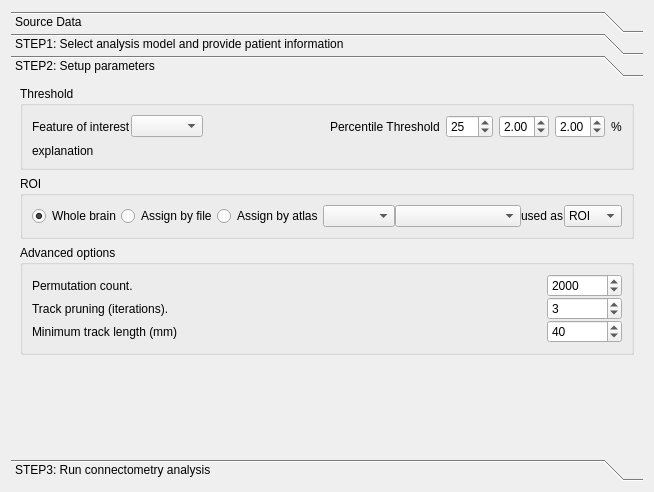
Above: tracking/vbc_dialog.ui from frankyeh/DSI-Studio before the change. Below: the same form after it.
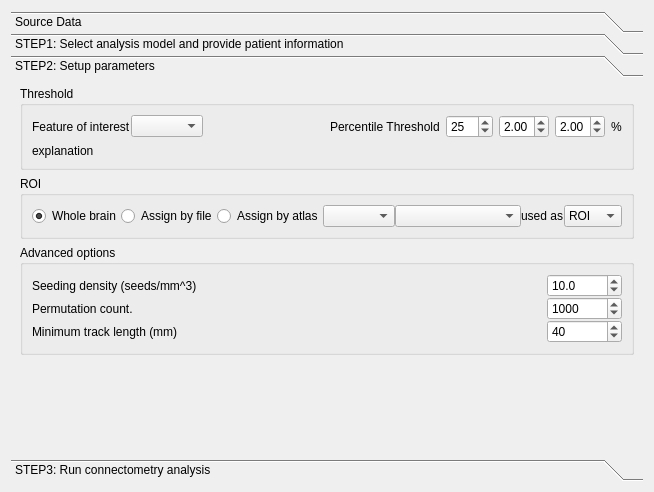
That is the form after the change. Icons and pictures are not drawn. Custom widgets are drawn as their Qt base class.

```diff
--- a/tracking/vbc_dialog.ui
+++ b/tracking/vbc_dialog.ui
@@ -831,6 +831,45 @@
              <property name="spacing">
               <number>0</number>
              </property>
+             <item>
+              <layout class="QHBoxLayout" name="horizontalLayout_5">
+               <property name="topMargin">
+                <number>0</number>
+               </property>
+               <item>
+                <widget class="QLabel" name="label_7">
+                 <property name="text">
+                  <string>Seeding density (seeds/mm^3)</string>
+                 </property>
+                </widget>
+               </item>
+               <item>
+                <widget class="QDoubleSpinBox" name="seeding_density">
+                 <property name="maximumSize">
+                  <size>
+                   <width>75</width>
+                   <height>16777215</height>
+                  </size>
+                 </property>
+                 <property name="decimals">
+                  <number>1</number>
+                 </property>
+                 <property name="minimum">
+                  <double>1.000000000000000</double>
+                 </property>
+                 <property name="maximum">
+                  <double>100.000000000000000</double>
+                 </property>
+                 <property name="singleStep">
+                  <double>0.500000000000000</double>
+                 </property>
+                 <property name="value">
+                  <double>10.000000000000000</double>
+                 </property>
+                </widget>
+               </item>
+              </layout>
+             </item>
              <item>
               <layout class="QHBoxLayout" name="horizontalLayout_12">
                <item>
@@ -858,34 +897,7 @@
                   <number>100</number>
                  </property>
                  <property name="value">
-                  <number>2000</number>
-                 </property>
-                </widget>
-               </item>
-              </layout>
-             </item>
-             <item>
-              <layout class="QHBoxLayout" name="horizontalLayout_8">
-               <item>
-                <widget class="QLabel" name="label_7">
-                 <property name="text">
-                  <string>Track pruning (iterations).</string>
-                 </property>
-                </widget>
-               </item>
-               <item>
-                <widget class="QSpinBox" name="pruning">
-                 <property name="maximumSize">
-                  <size>
-                   <width>75</width>
-                   <height>16777215</height>
-                  </size>
-                 </property>
-                 <property name="maximum">
-                  <number>100</number>
-                 </property>
-                 <property name="value">
-                  <number>3</number>
+                  <number>1000</number>
                  </property>
                 </widget>
                </item>
```
